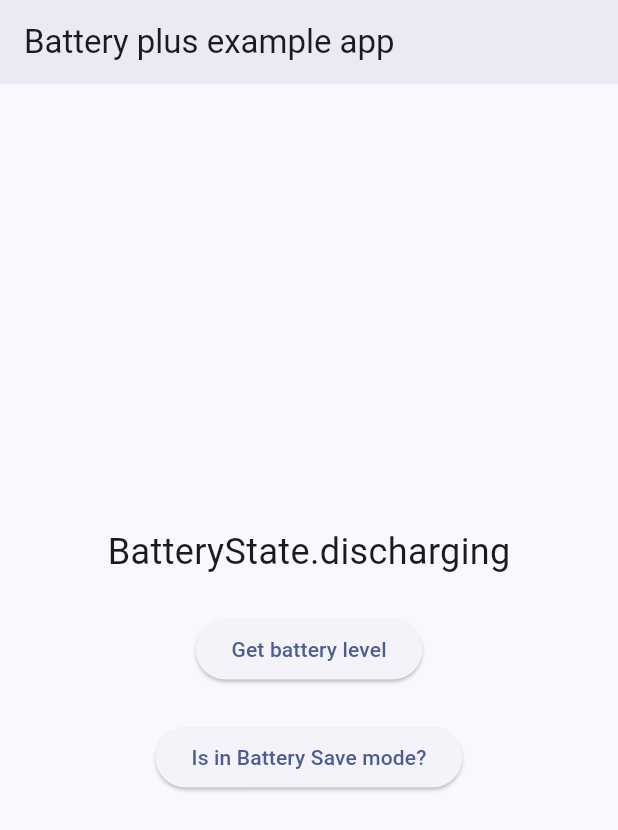
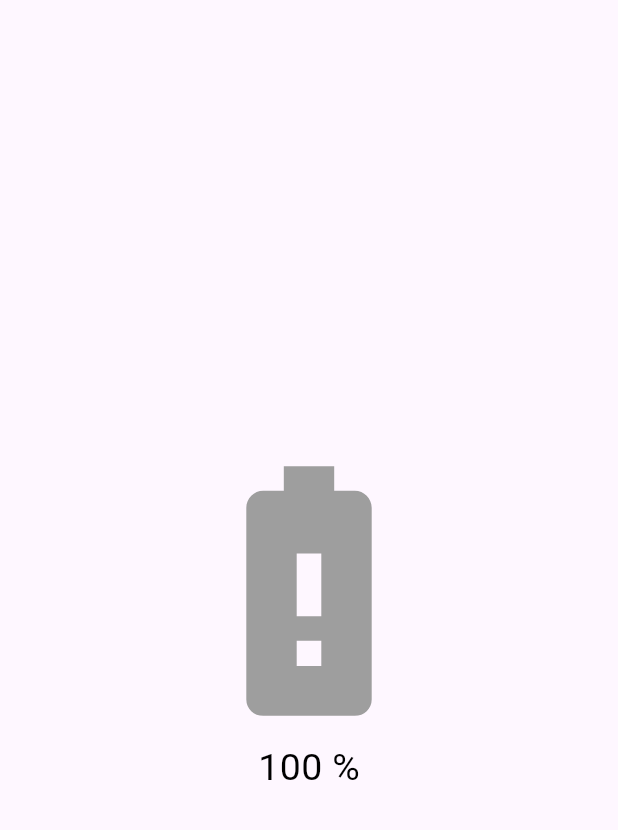
Before and after one commit to ItsJordanNL/battery-app, a Flutter app: the screen it shows after launch, on a phone screen of 412 x 824 dp. Shown: the top 830 px of the screen. Run offline on Flutter 3.47's test engine with Material 3 defaults, Android fonts, the phone set to English and light mode, and no system bars; our stand-ins replace battery_plus.

Commit message:
Betere UI en constante batterijpercentage check

```diff
--- a/lib/main.dart
+++ b/lib/main.dart
@@ -8,130 +8,114 @@ void main() {
 }
 
 class MyApp extends StatelessWidget {
-  const MyApp({super.key});
+  const MyApp({Key? key}) : super(key: key);
 
+  // This widget is the root of your application.
   @override
   Widget build(BuildContext context) {
     return MaterialApp(
       title: 'Flutter Demo',
       theme: ThemeData(
-        useMaterial3: true,
-        colorSchemeSeed: const Color(0x9f4376f8),
+        primarySwatch: Colors.blue,
       ),
-      home: const MyHomePage(),
+      home: MyHomePage(),
     );
   }
 }
 
 class MyHomePage extends StatefulWidget {
-  const MyHomePage({super.key});
+  const MyHomePage({Key? key}) : super(key: key);
 
   @override
-  State<MyHomePage> createState() => _MyHomePageState();
+  _MyHomePageState createState() => _MyHomePageState();
 }
 
 class _MyHomePageState extends State<MyHomePage> {
-  final Battery _battery = Battery();
-
-  BatteryState? _batteryState;
-  StreamSubscription<BatteryState>? _batteryStateSubscription;
+  var battery = Battery();
+  int level = 100;
+  BatteryState batteryState = BatteryState.full;
+  late Timer timer;
+  late StreamSubscription streamSubscription;
 
   @override
   void initState() {
     super.initState();
-    _battery.batteryState.then(_updateBatteryState);
-    _batteryStateSubscription =
-        _battery.onBatteryStateChanged.listen(_updateBatteryState);
+    getBatteryPercentage();
+    getBatteryState();
+    timer = Timer.periodic(Duration(seconds: 5), (timer) {
+      getBatteryPercentage();
+    });
   }
 
-  void _updateBatteryState(BatteryState state) {
-    if (_batteryState == state) return;
+  void getBatteryPercentage() async {
+    final batteryLevel = await battery.batteryLevel;
+
+    this.level = batteryLevel;
+
+    setState(() {});
+  }
+
+  void getBatteryState() {
+    streamSubscription = battery.onBatteryStateChanged.listen((state) {
       setState(() {
-      _batteryState = state;
+        this.batteryState = state;
       });
+    });
+  }
+
+  @override
+  void dispose() {
+    streamSubscription.cancel();
+    timer.cancel();
+  }
+
+  Widget BuildBattery(BatteryState state) {
+    switch (state) {
+      case BatteryState.full:
+        return Container(
+          child: Icon(
+            Icons.battery_full,
+            size: 200,
+            color: Colors.green,
+          ),
+          width: 200,
+          height: 200,
+        );
+      case BatteryState.charging:
+        return Container(
+          child:
+              Icon(Icons.battery_charging_full, size: 200, color: Colors.blue),
+          width: 200,
+          height: 200,
+        );
+      case BatteryState.discharging:
+
+      default:
+        return Container(
+          child: Icon(Icons.battery_alert, size: 200, color: Colors.grey),
+          width: 200,
+          height: 200,
+        );
+    }
   }
 
   @override
   Widget build(BuildContext context) {
     return Scaffold(
-      appBar: AppBar(
-        title: const Text('Battery plus example app'),
-        elevation: 4,
-      ),
       body: Center(
+        child: Container(
           child: Column(
             mainAxisAlignment: MainAxisAlignment.center,
             children: [
+              BuildBattery(batteryState),
               Text(
-              '$_batteryState',
-              style: const TextStyle(fontSize: 24),
+                '${level} %',
+                style: TextStyle(color: Colors.black, fontSize: 25),
               ),
-            const SizedBox(height: 24),
-            ElevatedButton(
-              onPressed: () {
-                _battery.batteryLevel.then(
-                  (batteryLevel) {
-                    showDialog<void>(
-                      context: context,
-                      builder: (_) => AlertDialog(
-                        content: Text('Battery: $batteryLevel%'),
-                        actions: <Widget>[
-                          TextButton(
-                            onPressed: () {
-                              Navigator.pop(context);
-                            },
-                            child: const Text('OK'),
-                          )
             ],
           ),
-                    );
-                  },
-                );
-              },
-              child: const Text('Get battery level'),
-            ),
-            const SizedBox(height: 24),
-            ElevatedButton(
-              onPressed: () {
-                _battery.isInBatterySaveMode.then(
-                  (isInPowerSaveMode) {
-                    showDialog<void>(
-                      context: context,
-                      builder: (_) => AlertDialog(
-                        title: const Text(
-                          'Is in Battery Save mode?',
-                          style: TextStyle(fontSize: 20),
-                        ),
-                        content: Text(
-                          "$isInPowerSaveMode",
-                          style: const TextStyle(fontSize: 18),
-                        ),
-                        actions: <Widget>[
-                          TextButton(
-                            onPressed: () {
-                              Navigator.pop(context);
-                            },
-                            child: const Text('Close'),
-                          )
-                        ],
-                      ),
-                    );
-                  },
-                );
-              },
-              child: const Text('Is in Battery Save mode?'),
-            )
-          ],
         ),
       ),
     );
   }
-
-  @override
-  void dispose() {
-    super.dispose();
-    if (_batteryStateSubscription != null) {
-      _batteryStateSubscription!.cancel();
 }
-  }
-}
```
Also changed, not shown: 2 other files. Lines whose indentation alone changed are shown as unchanged.
